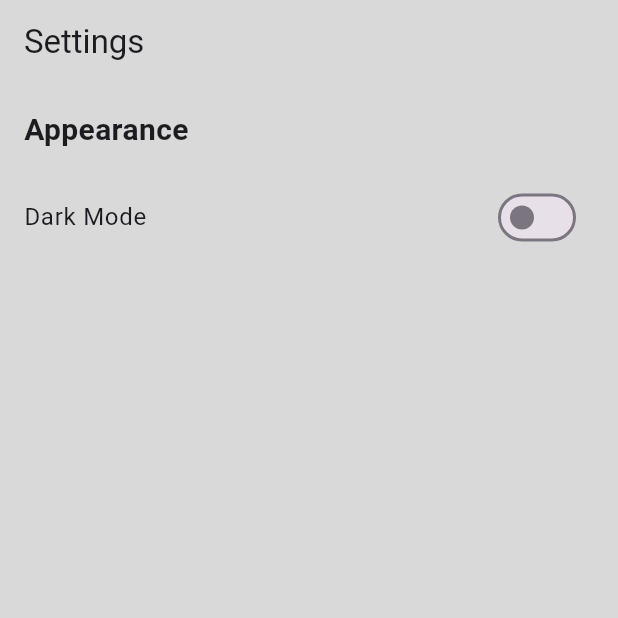
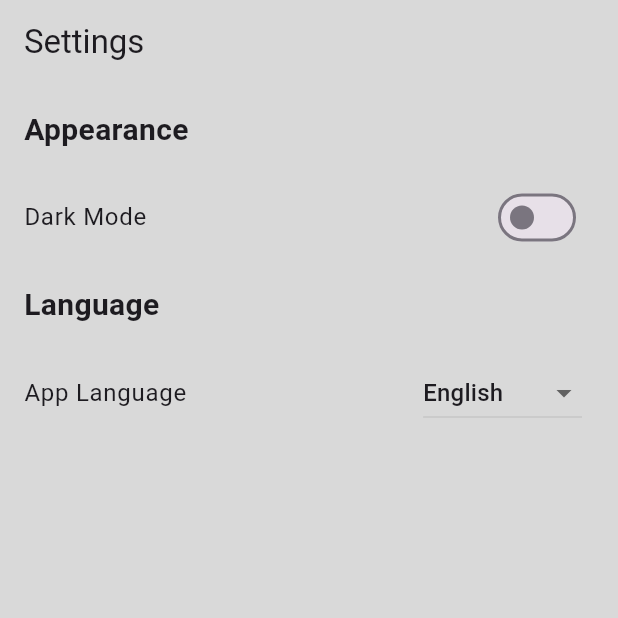
Before and after one commit to MatinMollapur01/OpenHarmoni, a Flutter app: the SettingsScreen screen opened directly, after a tap on "Dark Mode", on a phone screen of 412 x 824 dp, the top half of it. Run offline on Flutter 3.47's test engine with Material 3 defaults, Android fonts, the phone set to English and light mode, and no system bars; our stand-ins replace audioplayers, flutter_local_notifications, sqflite; accounts and stored records are empty; generated files the repository leaves out were written again.

Commit message:
Made some changes to the Pomodoro Screen - Some changes to the Sounds Screen - Added These languages : Ffa, ru, zh, ar, es, tr, az and en is the default one - some bug fixes

```diff
--- a/analysis_options.yaml
+++ b/analysis_options.yaml
@@ -26,3 +26,7 @@ linter:
 
 # Additional information about this file can be found at
 # https://dart.dev/guides/language/analysis-options
+
+analyzer:
+  exclude:
+    - lib/l10n/app_localizations.dart
--- /dev/null
+++ b/lib/l10n.yaml
@@ -0,0 +1,3 @@
+arb-dir: lib/l10n
+template-arb-file: app_en.arb
+output-localization-file: app_localizations.dart
--- a/lib/main.dart
+++ b/lib/main.dart
@@ -4,6 +4,13 @@ import 'screens/sounds_screen.dart';
 import 'screens/pomodoro_screen.dart';
 import 'screens/settings_screen.dart';
 import 'database/database_helper.dart';
+import 'package:flutter_localizations/flutter_localizations.dart';
+import 'package:flutter_gen/gen_l10n/app_localizations.dart';
+
+// Add this extension
+extension AppLocalizationsX on BuildContext {
+  AppLocalizations get l10n => AppLocalizations.of(this)!;
+}
 
 void main() async {
   WidgetsFlutterBinding.ensureInitialized();
@@ -19,9 +26,11 @@ void main() async {
 class AppState extends ChangeNotifier {
   int _currentIndex = 0;
   bool _isDarkMode = true;
+  String _language = 'English';
 
   int get currentIndex => _currentIndex;
   bool get isDarkMode => _isDarkMode;
+  String get language => _language;
 
   void setIndex(int index) {
     _currentIndex = index;
@@ -31,6 +40,32 @@ class AppState extends ChangeNotifier {
   void toggleDarkMode() {
     _isDarkMode = !_isDarkMode;
     notifyListeners();
+  }
+
+  void setLanguage(String lang) {
+    _language = lang;
+    notifyListeners();
+  }
+
+  Locale get locale {
+    switch (_language) {
+      case 'Persian':
+        return const Locale('fa');
+      case 'Turkish':
+        return const Locale('tr');
+      case 'Azerbaijani':
+        return const Locale('az');
+      case 'Russian':
+        return const Locale('ru');
+      case 'Chinese':
+        return const Locale('zh');
+      case 'Arabic':
+        return const Locale('ar');
+      case 'Spanish':
+        return const Locale('es');
+      default:
+        return const Locale('en');
+    }
   }
 }
 
@@ -60,6 +95,23 @@ class MyApp extends StatelessWidget {
             scaffoldBackgroundColor: const Color(0xFF1C1919),
           ),
           themeMode: appState.isDarkMode ? ThemeMode.dark : ThemeMode.light,
+          locale: appState.locale,
+          localizationsDelegates: const [
+            AppLocalizations.delegate,
+            GlobalMaterialLocalizations.delegate,
+            GlobalWidgetsLocalizations.delegate,
+            GlobalCupertinoLocalizations.delegate,
+          ],
+          supportedLocales: const [
+            Locale('en'), // English
+            Locale('fa'), // Persian
+            Locale('tr'), // Turkish
+            Locale('az'), // Azerbaijani
+            Locale('ru'), // Russian
+            Locale('zh'), // Chinese
+            Locale('ar'), // Arabic
+            Locale('es'), // Spanish
+          ],
           home: const MainScreen(),
         );
       },
@@ -86,18 +138,18 @@ class MainScreen extends StatelessWidget {
           bottomNavigationBar: BottomNavigationBar(
             currentIndex: appState.currentIndex,
             onTap: (index) => appState.setIndex(index),
-            items: const [
+            items: [
               BottomNavigationBarItem(
-                icon: Icon(Icons.music_note),
-                label: 'Sounds',
+                icon: const Icon(Icons.music_note),
+                label: context.l10n.sounds,
               ),
               BottomNavigationBarItem(
-                icon: Icon(Icons.timer),
-                label: 'Pomodoro',
+                icon: const Icon(Icons.timer),
+                label: context.l10n.pomodoro,
               ),
               BottomNavigationBarItem(
-                icon: Icon(Icons.settings),
-                label: 'Settings',
+                icon: const Icon(Icons.settings),
+                label: context.l10n.settings,
               ),
             ],
           ),
--- a/lib/screens/pomodoro_screen.dart
+++ b/lib/screens/pomodoro_screen.dart
@@ -5,6 +5,7 @@ import 'package:audioplayers/audioplayers.dart';
 import 'package:flutter_local_notifications/flutter_local_notifications.dart';
 import 'package:intl/intl.dart';
 import '../database/database_helper.dart';
+import '../main.dart'; // Import the file where the extension is defined
 
 class PomodoroState extends ChangeNotifier {
   int workDuration = 25 * 60;
@@ -31,7 +32,7 @@ class PomodoroState extends ChangeNotifier {
         AndroidInitializationSettings('@mipmap/ic_launcher');
     const DarwinInitializationSettings initializationSettingsDarwin =
         DarwinInitializationSettings();
-    final InitializationSettings initializationSettings = const InitializationSettings(
+    const InitializationSettings initializationSettings = InitializationSettings(
       android: initializationSettingsAndroid,
       iOS: initializationSettingsDarwin,
     );
@@ -42,9 +43,13 @@ class PomodoroState extends ChangeNotifier {
     final today = DateFormat('yyyy-MM-dd').format(DateTime.now());
     final stats = await DatabaseHelper.instance.getPomodoroStatsByDate(today);
     if (stats.isNotEmpty) {
-      completedPomodoros = stats['completed_pomodoros'];
-      totalWorkTime = stats['total_work_time'];
-      totalBreakTime = stats['total_break_time'];
+      completedPomodoros = stats['completed_pomodoros'] ?? 0;
+      totalWorkTime = stats['total_work_time'] ?? 0;
+      totalBreakTime = stats['total_break_time'] ?? 0;
+    } else {
+      completedPomodoros = 0;
+      totalWorkTime = 0;
+      totalBreakTime = 0;
     }
     notifyListeners();
   }
@@ -69,7 +74,7 @@ class PomodoroState extends ChangeNotifier {
           _playNotificationSound();
           _showNotification();
         }
-        _saveTodayStats();
+        _saveTodayStats(); // Save stats every second
         notifyListeners();
       });
     }
@@ -137,7 +142,15 @@ class PomodoroState extends ChangeNotifier {
 
   Future<void> _saveTodayStats() async {
     final today = DateFormat('yyyy-MM-dd').format(DateTime.now());
-    await DatabaseHelper.instance.updatePomodoroStats(today, completedPomodoros, totalWorkTime, totalBreakTime);
+    final existingStats = await DatabaseHelper.instance.getPomodoroStatsByDate(today);
+
+    if (existingStats.isEmpty) {
+      // Insert new record
+      await DatabaseHelper.instance.insertPomodoroStats(today, completedPomodoros, totalWorkTime, totalBreakTime);
+    } else {
+      // Update existing record
+      await DatabaseHelper.instance.updatePomodoroStats(today, completedPomodoros, totalWorkTime, totalBreakTime);
+    }
   }
 
   String get timeString {
@@ -168,7 +181,7 @@ class _PomodoroScreenContent extends StatelessWidget {
 
     return Scaffold(
       appBar: AppBar(
-        title: const Text('Pomodoro Timer'),
+        title: Text(context.l10n.pomodoroTimer), // Use the l10n extension method
       ),
       body: SingleChildScrollView(
         child: Center(
@@ -177,7 +190,7 @@ class _PomodoroScreenContent extends StatelessWidget {
             children: [
               const SizedBox(height: 20),
               Text(
-                pomodoroState.isWorking ? 'Work Time' : 'Break Time',
+                pomodoroState.isWorking ? context.l10n.workTime : context.l10n.breakTime, // Use the l10n extension method
                 style: Theme.of(context).textTheme.headlineMedium,
               ),
               const SizedBox(height: 20),
@@ -212,12 +225,12 @@ class _PomodoroScreenContent extends StatelessWidget {
                     onPressed: pomodoroState.isRunning
                         ? pomodoroState.pauseTimer
                         : pomodoroState.startTimer,
-                    child: Text(pomodoroState.isRunning ? 'Pause' : 'Start'),
+                    child: Text(pomodoroState.isRunning ? context.l10n.pause : context.l10n.start), // Use the l10n extension method
                   ),
                   const SizedBox(width: 20),
                   ElevatedButton(
                     onPressed: pomodoroState.resetTimer,
-                    child: const Text('Reset'),
+                    child: Text(context.l10n.reset), // Use the l10n extension method
                   ),
                 ],
               ),
@@ -227,7 +240,7 @@ class _PomodoroScreenContent extends StatelessWidget {
                 children: [
                   Column(
                     children: [
-                      const Text('Work Duration'),
+                      Text(context.l10n.workDuration), // Use the l10n extension method
                       DropdownButton<int>(
                         value: pomodoroState.workDuration ~/ 60,
                         items: [15, 25, 30, 45, 60]
@@ -246,7 +259,7 @@ class _PomodoroScreenContent extends StatelessWidget {
                   ),
                   Column(
                     children: [
-                      const Text('Break Duration'),
+                      Text(context.l10n.breakDuration), // Use the l10n extension method
                       DropdownButton<int>(
                         value: pomodoroState.breakDuration ~/ 60,
                         items: [5, 10, 15, 20]
@@ -266,13 +279,13 @@ class _PomodoroScreenContent extends StatelessWidget {
                 ],
               ),
               const SizedBox(height: 20),
-              const Text('Notification Sounds', style: TextStyle(fontSize: 18, fontWeight: FontWeight.bold)),
+              Text(context.l10n.notificationSounds, style: const TextStyle(fontSize: 18, fontWeight: FontWeight.bold)), // Use the l10n extension method
               Row(
                 mainAxisAlignment: MainAxisAlignment.spaceEvenly,
                 children: [
                   Column(
                     children: [
-                      const Text('Work End'),
+                      Text(context.l10n.workEnd), // Use the l10n extension method
                       DropdownButton<String>(
                         value: pomodoroState.selectedWorkSound,
                         items: ['bell.mp3', 'chime.mp3', 'gong.mp3']
@@ -291,7 +304,7 @@ class _PomodoroScreenContent extends StatelessWidget {
                   ),
                   Column(
                     children: [
-                      const Text('Break End'),
+                      Text(context.l10n.breakEnd), // Use the l10n extension method
                       DropdownButton<String>(
                         value: pomodoroState.selectedBreakSound,
                         items: ['bell.mp3', 'chime.mp3', 'gong.mp3']
@@ -311,10 +324,10 @@ class _PomodoroScreenContent extends StatelessWidget {
                 ],
               ),
               const SizedBox(height: 20),
-              const Text('Today\'s Statistics', style: TextStyle(fontSize: 18, fontWeight: FontWeight.bold)),
-              Text('Completed Pomodoros: ${pomodoroState.completedPomodoros}'),
-              Text('Total Work Time: ${(pomodoroState.totalWorkTime / 60).toStringAsFixed(1)} minutes'),
-              Text('Total Break Time: ${(pomodoroState.totalBreakTime / 60).toStringAsFixed(1)} minutes'),
+              Text(context.l10n.todayStatistics, style: const TextStyle(fontSize: 18, fontWeight: FontWeight.bold)), // Use the l10n extension method
+              Text('${context.l10n.completedPomodoros}: ${pomodoroState.completedPomodoros}'), // Use the l10n extension method
+              Text('${context.l10n.totalWorkTime}: ${(pomodoroState.totalWorkTime / 60).toStringAsFixed(1)} minutes'), // Use the l10n extension method
+              Text('${context.l10n.totalBreakTime}: ${(pomodoroState.totalBreakTime / 60).toStringAsFixed(1)} minutes'), // Use the l10n extension method
             ],
           ),
         ),
--- a/lib/screens/settings_screen.dart
+++ b/lib/screens/settings_screen.dart
@@ -1,6 +1,8 @@
 import 'package:flutter/material.dart';
 import 'package:provider/provider.dart';
 import '../main.dart';
+// Remove this line if not needed
+// import 'package:flutter_gen/gen_l10n/app_localizations.dart';
 
 class SettingsScreen extends StatelessWidget {
   const SettingsScreen({super.key});
@@ -9,7 +11,7 @@ class SettingsScreen extends StatelessWidget {
   Widget build(BuildContext context) {
     return Scaffold(
       appBar: AppBar(
-        title: const Text('Settings'),
+        title: Text(context.l10n.settingsTitle), // Use localized string
       ),
       body: const _SettingsContent(),
     );
@@ -25,20 +27,53 @@ class _SettingsContent extends StatelessWidget {
 
     return ListView(
       children: [
-        const Padding(
-          padding: EdgeInsets.all(16.0),
+        Padding(
+          padding: const EdgeInsets.all(16.0),
           child: Text(
-            'Appearance',
-            style: TextStyle(fontSize: 20, fontWeight: FontWeight.bold),
+            context.l10n.appearance, // Use localized string
+            style: const TextStyle(fontSize: 20, fontWeight: FontWeight.bold),
           ),
         ),
         SwitchListTile(
-          title: const Text('Dark Mode'),
+          title: Text(context.l10n.darkMode), // Use localized string
           value: appState.isDarkMode,
           onChanged: (bool value) {
             appState.toggleDarkMode();
           },
         ),
+        Padding(
+          padding: const EdgeInsets.all(16.0),
+          child: Text(
+            context.l10n.language, // Use localized string
+            style: const TextStyle(fontSize: 20, fontWeight: FontWeight.bold),
+          ),
+        ),
+        ListTile(
+          title: Text(context.l10n.appLanguage), // Use localized string
+          trailing: DropdownButton<String>(
+            value: appState.language,
+            onChanged: (String? newValue) {
+              if (newValue != null) {
+                appState.setLanguage(newValue);
+              }
+            },
+            items: [
+              'English',
+              'Persian',
+              'Turkish',
+              'Azerbaijani',
+              'Russian',
+              'Chinese',
+              'Arabic',
+              'Spanish',
+            ].map<DropdownMenuItem<String>>((String value) {
+              return DropdownMenuItem<String>(
+                value: value,
+                child: Text(value),
+              );
+            }).toList(),
+          ),
+        ),
       ],
     );
   }
```
Also changed, not shown: lib/l10n/app_ar.arb (added, +40 -0 lines), lib/l10n/app_az.arb (added, +40 -0 lines), lib/l10n/app_en.arb (added, +40 -0 lines), lib/l10n/app_es.arb (added, +40 -0 lines), lib/l10n/app_fa.arb (added, +40 -0 lines), lib/l10n/app_ru.arb (added, +40 -0 lines), lib/l10n/app_tr.arb (added, +40 -0 lines), lib/l10n/app_zh.arb (added, +40 -0 lines), lib/screens/sounds_screen.dart (+27 -12 lines), pubspec.yaml (+5 -2 lines), pubspec.lock.
